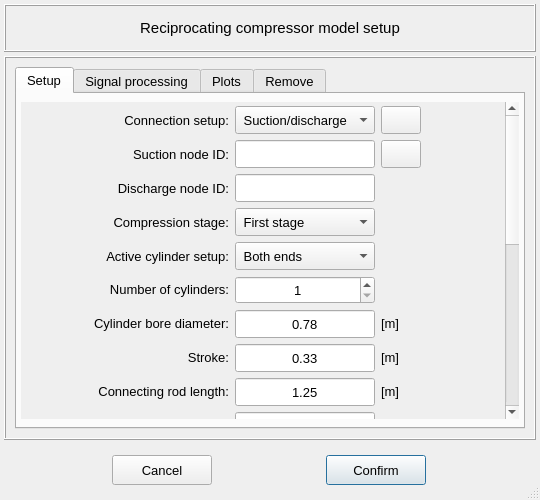
Old version of the form pulse/interface/data/ui_files/model/setup/acoustic/compressor_model_input.ui in the repository open-pulse/OpenPulse.
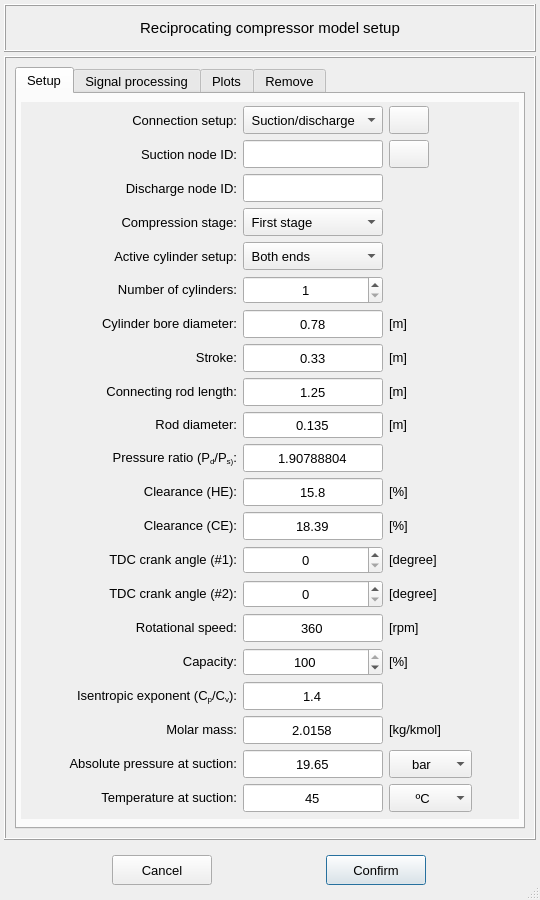
New version of the form. Icons and pictures are not drawn.

```diff
--- a/pulse/interface/data/ui_files/model/setup/acoustic/compressor_model_input.ui
+++ b/pulse/interface/data/ui_files/model/setup/acoustic/compressor_model_input.ui
@@ -7,7 +7,7 @@
     <x>0</x>
     <y>0</y>
     <width>540</width>
-    <height>500</height>
+    <height>900</height>
    </rect>
   </property>
   <property name="minimumSize">
@@ -351,8 +351,8 @@
                  <rect>
                   <x>0</x>
                   <y>0</y>
-                  <width>485</width>
-                  <height>714</height>
+                  <width>496</width>
+                  <height>717</height>
                  </rect>
                 </property>
                 <layout class="QGridLayout" name="gridLayout_11">
```
Left out of the diff: 50 changed lines with no effect on the pictures.
